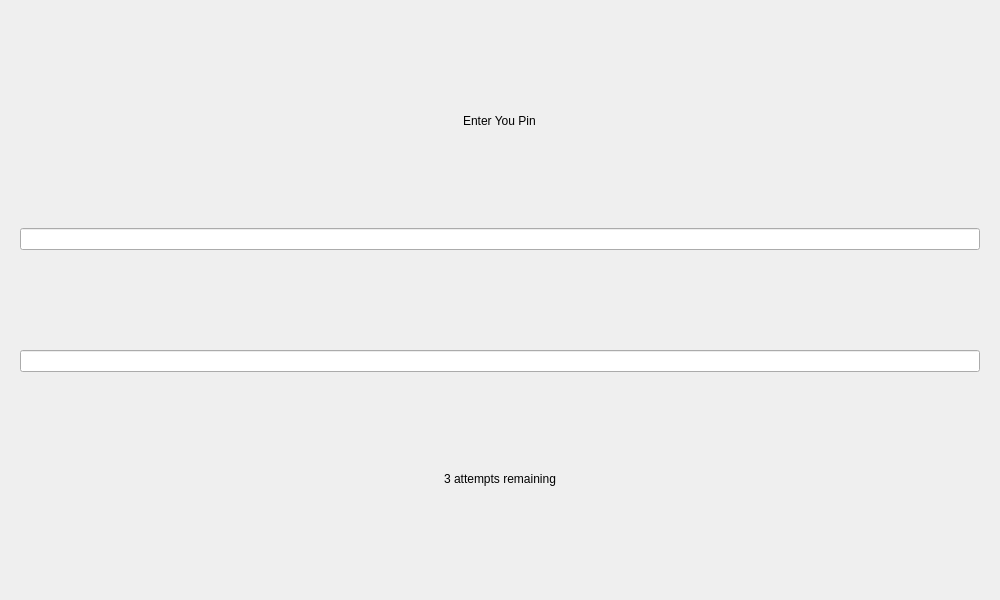
This is views/start/startwindow.ui in IronTony-Stark/ATM as Qt 5 draws it before an edit. The edited form follows.
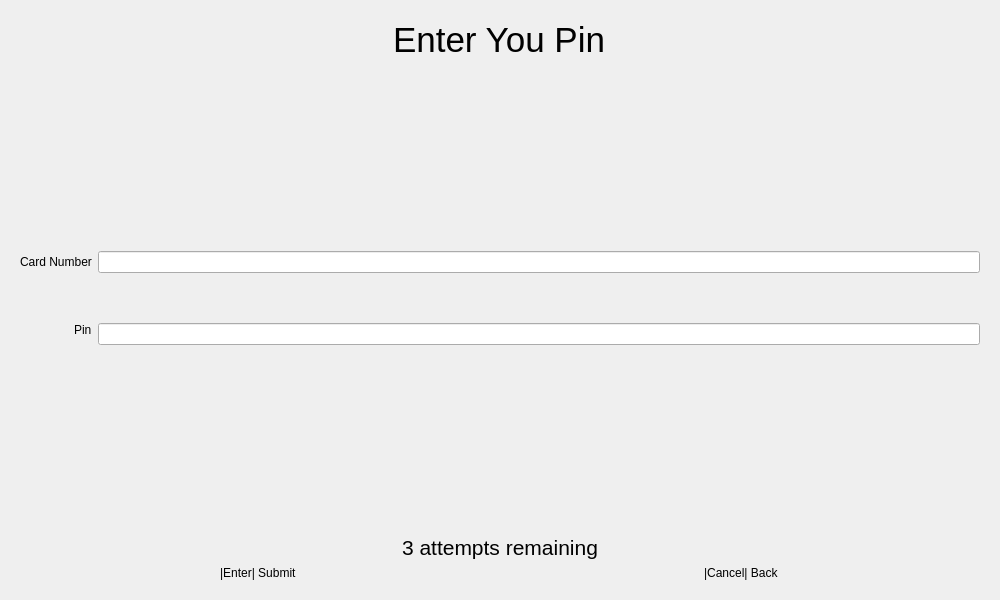
This is the edited form. The open tabs and pages were chosen to show the change.

```diff
--- a/views/start/startwindow.ui
+++ b/views/start/startwindow.ui
@@ -85,7 +85,13 @@
       </layout>
      </widget>
      <widget class="QWidget" name="pageEnterPin">
-      <layout class="QVBoxLayout" name="verticalLayout">
+      <property name="sizePolicy">
+       <sizepolicy hsizetype="Preferred" vsizetype="Preferred">
+        <horstretch>0</horstretch>
+        <verstretch>0</verstretch>
+       </sizepolicy>
+      </property>
+      <layout class="QVBoxLayout" name="verticalLayout" stretch="0,4,0,1">
        <item alignment="Qt::AlignHCenter">
         <widget class="QLabel" name="labelEnterPin">
          <property name="sizePolicy">
@@ -94,16 +100,57 @@
            <verstretch>0</verstretch>
           </sizepolicy>
          </property>
+         <property name="font">
+          <font>
+           <pointsize>26</pointsize>
+          </font>
+         </property>
          <property name="text">
           <string>Enter You Pin</string>
          </property>
         </widget>
        </item>
        <item>
-        <widget class="QLineEdit" name="editCardNumber"/>
-       </item>
-       <item>
-        <widget class="QLineEdit" name="editPin"/>
+        <layout class="QFormLayout" name="formLayout">
+         <property name="sizeConstraint">
+          <enum>QLayout::SetDefaultConstraint</enum>
+         </property>
+         <property name="labelAlignment">
+          <set>Qt::AlignRight|Qt::AlignTrailing|Qt::AlignVCenter</set>
+         </property>
+         <property name="formAlignment">
+          <set>Qt::AlignLeading|Qt::AlignLeft|Qt::AlignVCenter</set>
+         </property>
+         <property name="verticalSpacing">
+          <number>50</number>
+         </property>
+         <item row="0" column="0">
+          <widget class="QLabel" name="label_2">
+           <property name="text">
+            <string>Card Number</string>
+           </property>
+          </widget>
+         </item>
+         <item row="0" column="1">
+          <widget class="QLineEdit" name="editCardNumber"/>
+         </item>
+         <item row="1" column="0">
+          <widget class="QLabel" name="label_3">
+           <property name="sizePolicy">
+            <sizepolicy hsizetype="Fixed" vsizetype="Fixed">
+             <horstretch>0</horstretch>
+             <verstretch>0</verstretch>
+            </sizepolicy>
+           </property>
+           <property name="text">
+            <string>Pin</string>
+           </property>
+          </widget>
+         </item>
+         <item row="1" column="1">
+          <widget class="QLineEdit" name="editPin"/>
+         </item>
+        </layout>
        </item>
        <item alignment="Qt::AlignHCenter">
         <widget class="QLabel" name="labelAttemptsRemaining">
@@ -113,11 +160,55 @@
            <verstretch>0</verstretch>
           </sizepolicy>
          </property>
+         <property name="font">
+          <font>
+           <pointsize>16</pointsize>
+          </font>
+         </property>
          <property name="text">
           <string>3 attempts remaining</string>
          </property>
+         <property name="margin">
+          <number>30</number>
+         </property>
         </widget>
        </item>
+       <item>
+        <layout class="QHBoxLayout" name="pageEnterPinLables" stretch="0,0">
+         <property name="sizeConstraint">
+          <enum>QLayout::SetDefaultConstraint</enum>
+         </property>
+         <property name="topMargin">
+          <number>0</number>
+         </property>
+         <item alignment="Qt::AlignHCenter">
+          <widget class="QLabel" name="labelPinCancelBtn">
+           <property name="sizePolicy">
+            <sizepolicy hsizetype="Preferred" vsizetype="Fixed">
+             <horstretch>0</horstretch>
+             <verstretch>0</verstretch>
+            </sizepolicy>
+           </property>
+           <property name="text">
+            <string>|Enter| Submit</string>
+           </property>
+          </widget>
+         </item>
+         <item alignment="Qt::AlignHCenter">
+          <widget class="QLabel" name="labelPinSubmitBtn">
+           <property name="sizePolicy">
+            <sizepolicy hsizetype="Preferred" vsizetype="Fixed">
+             <horstretch>0</horstretch>
+             <verstretch>0</verstretch>
+            </sizepolicy>
+           </property>
+           <property name="text">
+            <string>|Cancel| Back</string>
+           </property>
+          </widget>
+         </item>
+        </layout>
+       </item>
       </layout>
      </widget>
     </widget>
```
